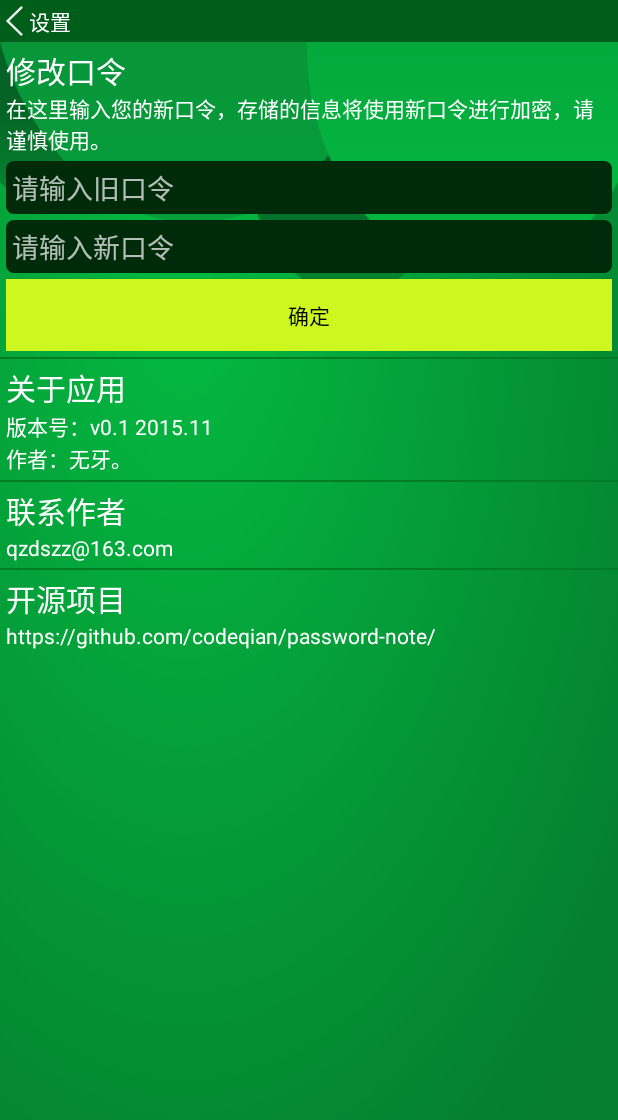
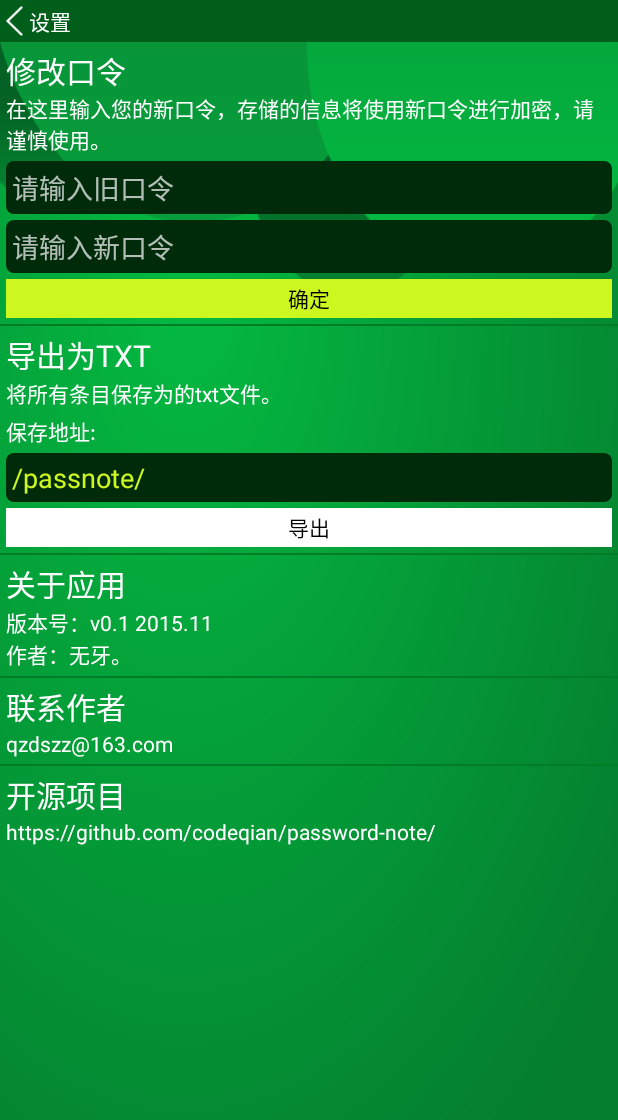
Before and after one commit to codeqian/password-note, an Android app: the settingActivity screen opened directly, with no data from a screen before it, on a phone screen of 412 x 824 dp. Shown: the top 1120 px of the screen. Run offline under Robolectric (Android 15) with nearby library versions, the phone set to English and light mode, and no system bars.

Commit message:
增加导出为文本的功能

```diff
--- a/src/passnote/app/build.gradle
+++ b/src/passnote/app/build.gradle
@@ -8,8 +8,8 @@ android {
         applicationId "codepig.passnote"
         minSdkVersion 15
         targetSdkVersion 21
-        versionCode 2
-        versionName "0.1"
+        versionCode 3
+        versionName "0.2"
     }
     buildTypes {
         release {
--- a/src/passnote/app/src/main/AndroidManifest.xml
+++ b/src/passnote/app/src/main/AndroidManifest.xml
@@ -1,7 +1,7 @@
 <?xml version="1.0" encoding="utf-8"?>
 <manifest xmlns:android="http://schemas.android.com/apk/res/android"
-    android:versionCode="2"
-    android:versionName="0.1"
+    android:versionCode="3"
+    android:versionName="0.2"
     package="codepig.passnote" >
 
     <uses-permission android:name="android.permission.MOUNT_UNMOUNT_FILESYSTEMS"/>
--- a/src/passnote/app/src/main/java/codepig/passnote/settingActivity.java
+++ b/src/passnote/app/src/main/java/codepig/passnote/settingActivity.java
@@ -6,6 +6,8 @@ import android.content.Intent;
 import android.content.SharedPreferences;
 import android.net.Uri;
 import android.os.Bundle;
+import android.os.Handler;
+import android.os.Message;
 import android.view.View;
 import android.widget.Button;
 import android.widget.EditText;
@@ -14,6 +16,7 @@ import android.widget.Toast;
 
 import codepig.passnote.Utils.dataCenter;
 import codepig.passnote.math.codeFactory;
+import codepig.passnote.math.filemanager;
 
 /**
  * 设置面板的activity
@@ -22,10 +25,11 @@ import codepig.passnote.math.codeFactory;
 public class settingActivity extends Activity {
     private Context context;
     private LinearLayout backBtn,connectBtn,githubBtn;
-    private EditText old_t,new_t;
-    private Button okBtn;
+    private EditText old_t,new_t,dir_t;
+    private Button okBtn,saveBtn;
     private SharedPreferences.Editor editor;
     private SharedPreferences settings;
+    private Handler mHandler;
 
     @Override
     protected void onCreate(Bundle savedInstanceState) {
@@ -33,6 +37,19 @@ public class settingActivity extends Activity {
         super.onCreate(savedInstanceState);
         setContentView(R.layout.setting_l);
         init();
+        mHandler = new Handler() {
+            @Override
+            public void handleMessage(Message msg) {
+                switch (msg.what) {
+                    case 0:
+                        Toast.makeText(context, msg.getData().getString("Msg"), Toast.LENGTH_SHORT).show();
+                        break;
+                    default:
+                        break;
+                }
+                super.handleMessage(msg);
+            }
+        };
     }
     private void init(){
         backBtn=(LinearLayout) findViewById(R.id.backBtn);
@@ -40,15 +57,18 @@ public class settingActivity extends Activity {
         githubBtn=(LinearLayout) findViewById(R.id.githubBtn);
         old_t=(EditText) findViewById(R.id.old_t);
         new_t=(EditText) findViewById(R.id.new_t);
+        dir_t=(EditText) findViewById(R.id.dir_t);
         okBtn=(Button) findViewById(R.id.okBtn);
+        saveBtn=(Button) findViewById(R.id.saveBtn);
         backBtn.setOnClickListener(clickBtn);
         connectBtn.setOnClickListener(clickBtn);
         githubBtn.setOnClickListener(clickBtn);
         okBtn.setOnClickListener(clickBtn);
+        saveBtn.setOnClickListener(clickBtn);
     }
 
     //监听按钮
-    private View.OnClickListener clickBtn = new Button.OnClickListener(){
+    protected View.OnClickListener clickBtn = new Button.OnClickListener(){
         @Override
         public void onClick(View v) {
             switch (v.getId()) {
@@ -85,6 +105,21 @@ public class settingActivity extends Activity {
                     }
                     savePassword(new_t.getText().toString());
                     break;
+                case R.id.saveBtn://保存文本
+                    Runnable homeInfoRunnable=new Runnable() {
+                        @Override
+                        public void run() {
+                            String saveCheck=filemanager.saveList2txt(dir_t.getText().toString());
+                            Message msg = new Message();
+                            msg.what = 0;
+                            Bundle bundle = new Bundle();
+                            bundle.putString("Msg", saveCheck);
+                            msg.setData(bundle);
+                            mHandler.sendMessage(msg);
+                        }
+                    };
+                    homeInfoRunnable.run();
+                    break;
                 default:
                     break;
             }
--- a/src/passnote/app/src/main/res/layout/setting_l.xml
+++ b/src/passnote/app/src/main/res/layout/setting_l.xml
@@ -22,6 +22,14 @@
             android:layout_height="wrap_content"
             android:layout_gravity="center_vertical" />
     </LinearLayout>
+    <ScrollView
+        android:layout_width="match_parent"
+        android:layout_height="match_parent"
+        android:layout_gravity="center_horizontal" >
+        <LinearLayout
+            android:orientation="vertical"
+            android:layout_width="match_parent"
+            android:layout_height="wrap_content">
             <LinearLayout
                 android:padding="@dimen/textPadding"
                 android:orientation="vertical"
@@ -60,9 +68,55 @@
                 <Button
                     android:id="@+id/okBtn"
                     android:text="确定"
+                    android:minHeight="@dimen/btnHigh"
                     android:textColor="@color/black"
                     android:layout_marginTop="@dimen/little_margin"
                     android:background="@color/mainYellow"
+                    android:layout_width="match_parent"
+                    android:layout_height="wrap_content" />
+            </LinearLayout>
+            <View
+                android:layout_width="match_parent"
+                android:layout_height="1dp"
+                android:background="@color/mainGreen" />
+            <LinearLayout
+                android:padding="@dimen/textPadding"
+                android:orientation="vertical"
+                android:layout_width="match_parent"
+                android:layout_height="wrap_content">
+                <TextView
+                    android:text="导出为TXT"
+                    android:textColor="@color/titleText"
+                    android:textSize="@dimen/mainTextH1"
+                    android:layout_width="wrap_content"
+                    android:layout_height="wrap_content" />
+                <TextView
+                    android:text="将所有条目保存为的txt文件。"
+                    android:textColor="@color/titleText"
+                    android:layout_width="wrap_content"
+                    android:layout_height="wrap_content" />
+                <TextView
+                    android:text="保存地址:"
+                    android:layout_marginTop="@dimen/little_margin"
+                    android:textColor="@color/titleText"
+                    android:layout_width="wrap_content"
+                    android:layout_height="wrap_content" />
+                <EditText
+                    android:id="@+id/dir_t"
+                    android:layout_marginTop="@dimen/little_margin"
+                    android:text="/passnote/"
+                    android:textColor="@color/mainYellow"
+                    android:padding="@dimen/textPadding"
+                    android:background="@drawable/rounded_edittext"
+                    android:layout_width="match_parent"
+                    android:layout_height="wrap_content" />
+                <Button
+                    android:id="@+id/saveBtn"
+                    android:text="导出"
+                    android:minHeight="@dimen/btnHigh"
+                    android:textColor="@color/black"
+                    android:layout_marginTop="@dimen/little_margin"
+                    android:background="@android:color/white"
                     android:layout_width="match_parent"
                     android:layout_height="wrap_content" />
             </LinearLayout>
@@ -137,3 +191,5 @@
                     android:layout_height="wrap_content" />
             </LinearLayout>
         </LinearLayout>
+        </ScrollView>
+</LinearLayout>
--- a/src/passnote/app/src/main/res/values/dimens.xml
+++ b/src/passnote/app/src/main/res/values/dimens.xml
@@ -11,4 +11,5 @@
     <dimen name="mainTextH1">20sp</dimen>
     <dimen name="mainTextH2">50sp</dimen>
     <dimen name="mainLineHeight">26sp</dimen>
+    <dimen name="btnHigh">26sp</dimen>
 </resources>
```
Also changed, not shown: src/passnote/app/src/main/java/codepig/passnote/math/filemanager.java (added, +95 -0 lines), 8 other files. Lines whose indentation alone changed are shown as unchanged.
